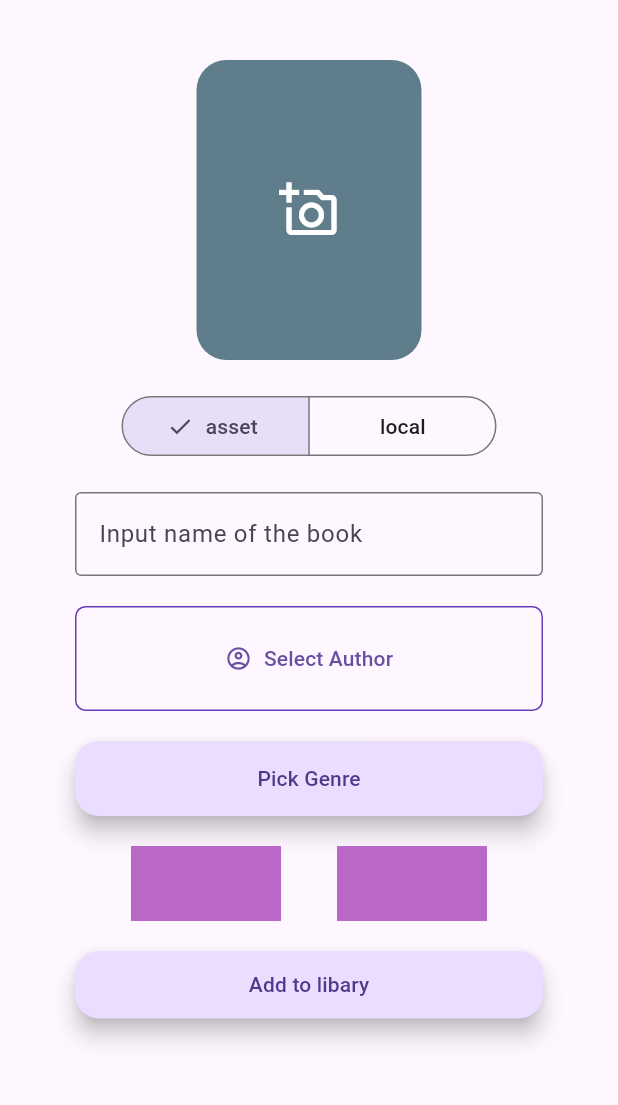
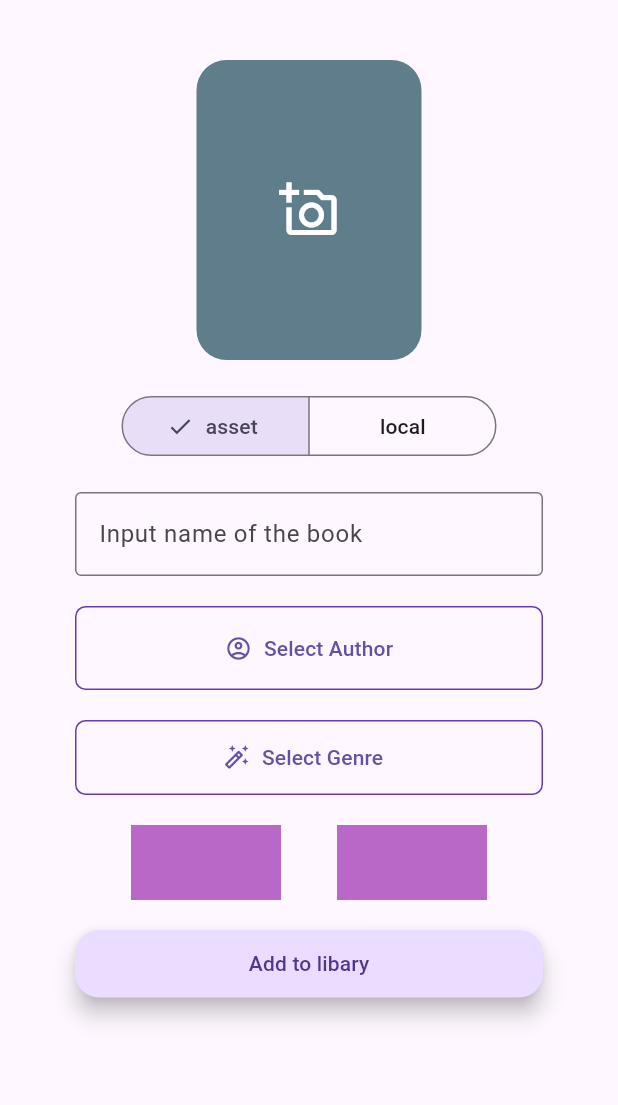
Before and after one commit to Romeo-Romario/Bookies, a Flutter app: the BookAddingPage screen opened by its route, on a phone screen of 412 x 824 dp, the part 84-1189 px from its top. Run offline on Flutter 3.47's test engine with Material 3 defaults, Android fonts, the phone set to English and light mode, and no system bars; our stand-ins replace dashed_circular_progress_bar, drift, drift_flutter, flutter_rating, image_cropper, image_picker and 1 more; accounts and stored records are empty; generated files the repository leaves out were written again.

Commit message:
1.Added feature "add new author". 2. Added feature "add genre"

```diff
--- /dev/null
+++ b/bookies/devtools_options.yaml
@@ -0,0 +1,3 @@
+description: This file stores settings for Dart & Flutter DevTools.
+documentation: https://docs.flutter.dev/tools/devtools/extensions#configure-extension-enablement-states
+extensions:
--- a/bookies/lib/pages/book_adding_page.dart
+++ b/bookies/lib/pages/book_adding_page.dart
@@ -1,5 +1,6 @@
 import 'package:bookies/services/modules/adding_page_view/models/image_saver.dart';
 import 'package:bookies/services/modules/adding_page_view/widgets/author_picker_dialog.dart';
+import 'package:bookies/services/modules/adding_page_view/widgets/genre_picker_dialog.dart';
 import 'package:bookies/services/modules/adding_page_view/widgets/image_picker.dart';
 import 'package:bookies/services/shared/custom_enums/image_source_type.dart';
 import 'package:bookies/services/shared/db/data.dart';
@@ -16,7 +17,8 @@ class _BookAddingPageState extends State<BookAddingPage> {
   final bookNameController = TextEditingController();
   ImageSourceType imageSourceType = ImageSourceType.asset;
   String? imagePath;
-  AuthorsInfoTableData? author;
+  PickedAuthor? author;
+  PickedGenre? genre;
   //TODO: use ImageSaver
   ImageSaver _imageSaver = ImageSaver();
   @override
@@ -50,7 +52,7 @@ class _BookAddingPageState extends State<BookAddingPage> {
               ),
               OutlinedButton.icon(
                 style: OutlinedButton.styleFrom(
-                  padding: EdgeInsets.symmetric(vertical: 25),
+                  padding: EdgeInsets.symmetric(vertical: 18),
                   shape: RoundedRectangleBorder(
                     borderRadius: BorderRadius.circular(7),
                   ),
@@ -61,16 +63,26 @@ class _BookAddingPageState extends State<BookAddingPage> {
                       await AuthorPickerDialog.showAsDialog(context: context);
                   setState(() {});
                 },
-                label: Text(author?.author_fullname ?? "Select Author"),
+                label: Text(author?.author ?? "Select Author"),
                 icon: Icon(Icons.account_circle_outlined),
               ),
               SizedBox(
                 width: 200,
                 height: 50,
-                child: FloatingActionButton(
-                  onPressed: () {},
-                  heroTag: UniqueKey(),
-                  child: Text("Pick Genre"),
+                child: OutlinedButton.icon(
+                  style: OutlinedButton.styleFrom(
+                    shape: RoundedRectangleBorder(
+                      borderRadius: BorderRadius.circular(7),
+                    ),
+                    side: BorderSide(color: Colors.deepPurple, width: 1),
+                  ),
+                  onPressed: () async {
+                    genre =
+                        await GenrePickerDialog.showAsDialog(context: context);
+                    setState(() {});
+                  },
+                  label: Text(genre?.genreName ?? "Select Genre"),
+                  icon: Icon(Icons.auto_fix_high_outlined),
                 ),
               ),
               Row(
@@ -92,7 +104,7 @@ class _BookAddingPageState extends State<BookAddingPage> {
                 width: 250,
                 height: 45,
                 child: FloatingActionButton(
-                    onPressed: () {
+                    onPressed: () async {
                       //TODO: Save the image that will be used by book
                     },
                     heroTag: UniqueKey(),
--- a/bookies/lib/services/modules/adding_page_view/widgets/author_picker_dialog.dart
+++ b/bookies/lib/services/modules/adding_page_view/widgets/author_picker_dialog.dart
@@ -8,8 +8,7 @@ class AuthorPickerDialog extends StatefulWidget {
 
   @override
   State<AuthorPickerDialog> createState() => _AuthorPickerDialogState();
-  static Future<AuthorsInfoTableData?> showAsDialog(
-      {required BuildContext context, String? author}) {
+  static Future<PickedAuthor?> showAsDialog({required BuildContext context}) {
     return showDialog(
         context: context,
         builder: (context) {
@@ -19,7 +18,6 @@ class AuthorPickerDialog extends StatefulWidget {
 }
 
 class _AuthorPickerDialogState extends State<AuthorPickerDialog> {
-  String? author;
   final AuthorsRecomendation authorsRecomendation = AuthorsRecomendation();
   final _controller = TextEditingController();
   // List<AuthorsInfoTableData>? authors;
@@ -76,7 +74,14 @@ class _AuthorPickerDialogState extends State<AuthorPickerDialog> {
                         },
                       )),
                       FloatingActionButton(
-                        onPressed: () async {},
+                        onPressed: () async {
+                          Navigator.pop(
+                            context,
+                            PickedAuthor(
+                              author: _controller.text,
+                            ),
+                          );
+                        },
                         shape: CircleBorder(),
                         mini: true,
                         child: Icon(Icons.add),
@@ -92,3 +97,11 @@ class _AuthorPickerDialogState extends State<AuthorPickerDialog> {
     );
   }
 }
+
+class PickedAuthor {
+  final int? id;
+  final String author;
+  bool get existedInDatabase => id != null;
+
+  PickedAuthor({this.id, required this.author});
+}
--- a/bookies/lib/services/shared/initialization_functions/db_built_in_entities_initializer.dart
+++ b/bookies/lib/services/shared/initialization_functions/db_built_in_entities_initializer.dart
@@ -13,8 +13,8 @@ void builtInEntitiesInitializer() async {
       'Thriller',
       "Romance",
       'Novel',
+      "Science Fiction",
       'Detective',
-      "Science Fiction",
       "Horror",
     ];
     // Insert built in genres into database table
```
Also changed, not shown: bookies/lib/services/modules/adding_page_view/widgets/author_input/author_recomendation_list_tile.dart (+7 -14 lines), bookies/lib/services/modules/adding_page_view/widgets/genre_picker_dialog.dart (added, +157 -0 lines).
